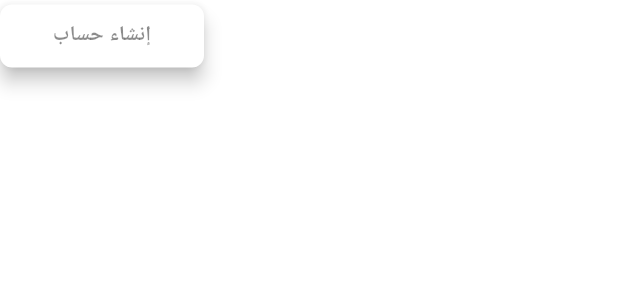
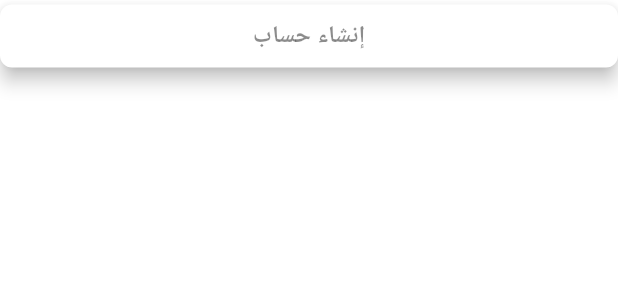
Before and after one commit to mom-food/momFood, a Flutter app: the SignUpButton widget shown alone on an empty page, opened directly, on a phone screen of 412 x 824 dp. Shown: the top 300 px of the screen. Run offline on Flutter 3.47's test engine with Material 3 defaults, Android fonts, the phone set to English and light mode, and no system bars; our stand-ins replace app_links, firebase_auth, firebase_core, flutter_bloc, go_router, google_fonts and 2 more; accounts and stored records are empty; network calls fail; project files that could hold a hidden picture were left out.

Commit message:
customize sign up button and offer meals

```diff
--- a/app/lib/View/Widgets/Button/sign_up_button.dart
+++ b/app/lib/View/Widgets/Button/sign_up_button.dart
@@ -9,17 +9,22 @@ class SignUpButton extends StatelessWidget {
   Widget build(BuildContext context) {
     return ElevatedButton(
       onPressed: onPressed,
-      child: Text('إنشاء حساب' , style: TextStyle(fontWeight: FontWeight.bold)),
+      child: Center(
+        child: Text(
+          'إنشاء حساب',
+          style: TextStyle(fontWeight: FontWeight.bold, fontSize: 16),
+        ),
+      ),
       style: ElevatedButton.styleFrom(
-        foregroundColor: Colors.black45, // Text Color
-        backgroundColor: Colors.white, // Background color
-        padding: EdgeInsets.symmetric(horizontal: 24), // Left/right padding 24dp
+        foregroundColor: Colors.black45,
+        backgroundColor: Colors.white,
+        padding: EdgeInsets.symmetric(horizontal: 24),
         shape: RoundedRectangleBorder(
-          borderRadius: BorderRadius.circular(8), // 20dp corner radius
+          borderRadius: BorderRadius.circular(8),
         ),
-        fixedSize: Size.fromHeight(40), // Container height 40dp
+        fixedSize: Size.fromHeight(40),
         minimumSize: Size(136, 42),
-        elevation: 5, // Shadow depth
+        elevation: 5,
       ),
     );
   }
```
Also changed, not shown: app/lib/View/Screens/offer_meals.dart (+5 -5 lines), app/pubspec.lock, 1 other file.
